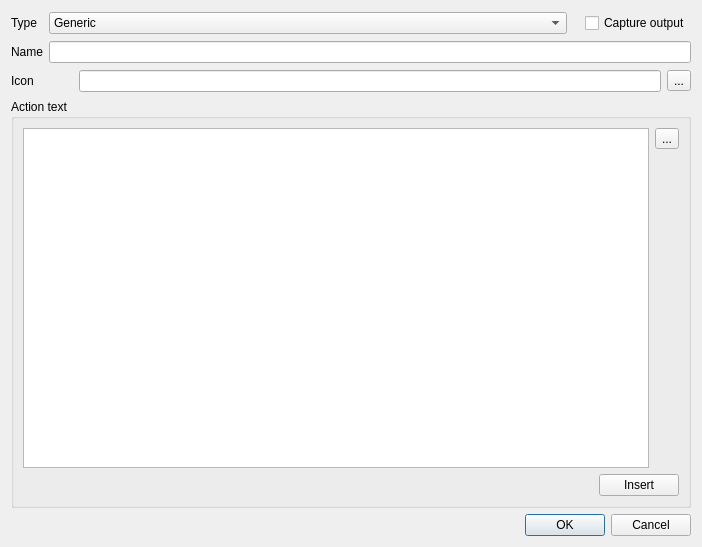
The window that src/ui/qgsattributeactionpropertiesdialogbase.ui (qgis/QGIS) describes before a commit, drawn with Qt 5.
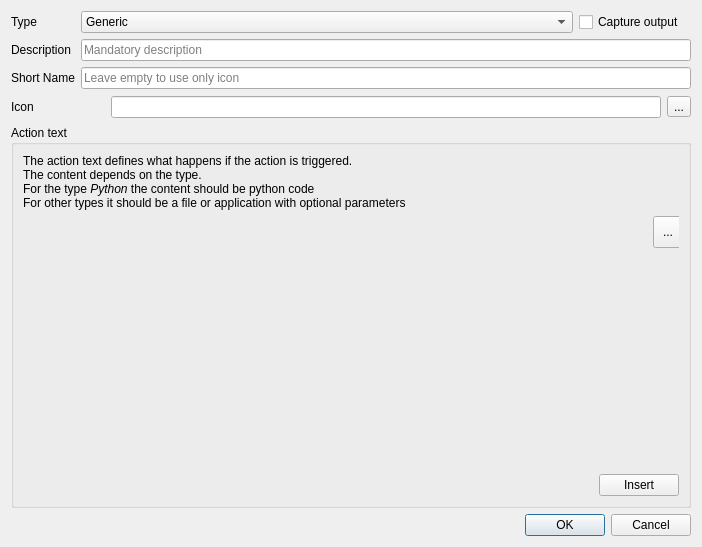
The same window after the commit. Icons and pictures are not drawn. Custom widgets are drawn as their Qt base class.

Commit message: Add new properties short name and show in attribute table to actions

```diff
--- a/src/ui/qgsattributeactionpropertiesdialogbase.ui
+++ b/src/ui/qgsattributeactionpropertiesdialogbase.ui
@@ -14,120 +14,7 @@
    <string>Form</string>
   </property>
   <layout class="QGridLayout" name="gridLayout_2">
-   <item row="0" column="0">
-    <widget class="QLabel" name="label">
-     <property name="text">
-      <string>Type</string>
-     </property>
-     <property name="buddy">
-      <cstring>mActionType</cstring>
-     </property>
-    </widget>
-   </item>
-   <item row="0" column="1">
-    <layout class="QHBoxLayout" name="horizontalLayout_4">
-     <item>
-      <widget class="QComboBox" name="mActionType">
-       <property name="sizePolicy">
-        <sizepolicy hsizetype="Expanding" vsizetype="Fixed">
-         <horstretch>0</horstretch>
-         <verstretch>0</verstretch>
-        </sizepolicy>
-       </property>
-       <item>
-        <property name="text">
-         <string>Generic</string>
-        </property>
-       </item>
-       <item>
-        <property name="text">
-         <string>Python</string>
-        </property>
-       </item>
-       <item>
-        <property name="text">
-         <string>Mac</string>
-        </property>
-       </item>
-       <item>
-        <property name="text">
-         <string>Windows</string>
-        </property>
-       </item>
-       <item>
-        <property name="text">
-         <string>Unix</string>
-        </property>
-       </item>
-       <item>
-        <property name="text">
-         <string>Open</string>
-        </property>
-       </item>
-      </widget>
-     </item>
-     <item>
-      <spacer name="horizontalSpacer_3">
-       <property name="orientation">
-        <enum>Qt::Horizontal</enum>
-       </property>
-       <property name="sizeType">
-        <enum>QSizePolicy::Fixed</enum>
-       </property>
-       <property name="sizeHint" stdset="0">
-        <size>
-         <width>12</width>
-         <height>24</height>
-        </size>
-       </property>
-      </spacer>
-     </item>
-     <item>
-      <widget class="QCheckBox" name="mCaptureOutput">
-       <property name="toolTip">
-        <string>Captures any output from the action</string>
-       </property>
-       <property name="whatsThis">
-        <string>Captures the standard output or error generated by the action and displays it in a dialog box</string>
-       </property>
-       <property name="text">
-        <string>Capture output</string>
-       </property>
-      </widget>
-     </item>
-    </layout>
-   </item>
-   <item row="1" column="0">
-    <widget class="QLabel" name="textLabel1">
-     <property name="whatsThis">
-      <string>Enter the name of an action here. The name should be unique (qgis will make it unique if necessary).</string>
-     </property>
-     <property name="text">
-      <string>Name</string>
-     </property>
-     <property name="buddy">
-      <cstring>mActionName</cstring>
-     </property>
-    </widget>
-   </item>
-   <item row="1" column="1">
-    <widget class="QLineEdit" name="mActionName">
-     <property name="toolTip">
-      <string>Enter the action name here</string>
-     </property>
-     <property name="whatsThis">
-      <string>Enter the name of an action here. The name should be unique (qgis will make it unique if necessary).</string>
-     </property>
-    </widget>
-   </item>
-   <item row="2" column="0">
-    <widget class="QLabel" name="label_2">
-     <property name="text">
-      <string>Icon</string>
-     </property>
-    </widget>
-   </item>
-   <item row="2" column="1">
+   <item row="3" column="1" colspan="3">
     <layout class="QHBoxLayout" name="horizontalLayout_5">
      <item>
       <widget class="QLabel" name="mIconPreview">
@@ -160,7 +47,7 @@
      </item>
     </layout>
    </item>
-   <item row="3" column="0" colspan="2">
+   <item row="4" column="0" colspan="4">
     <widget class="QGroupBox" name="mActionGroupBox">
      <property name="sizePolicy">
       <sizepolicy hsizetype="Preferred" vsizetype="Expanding">
@@ -197,55 +84,49 @@
       </item>
       <item row="0" column="0">
        <layout class="QGridLayout" name="gridLayout_4">
-        <item row="0" column="1">
-         <widget class="QToolButton" name="mBrowseButton">
-          <property name="toolTip">
-           <string>Browse for action</string>
-          </property>
-          <property name="statusTip">
-           <string>Click to browse for an action</string>
-          </property>
-          <property name="whatsThis">
-           <string>Clicking the button will let you select an application to use as the action</string>
-          </property>
-          <property name="text">
-           <string>...</string>
-          </property>
-          <property name="icon">
-           <iconset resource="../../images/images.qrc">
-            <normaloff>:/images/themes/default/mActionFileOpen.svg</normaloff>:/images/themes/default/mActionFileOpen.svg</iconset>
-          </property>
-         </widget>
-        </item>
-        <item row="1" column="1">
-         <spacer name="verticalSpacer_2">
-          <property name="orientation">
-           <enum>Qt::Vertical</enum>
-          </property>
-          <property name="sizeType">
-           <enum>QSizePolicy::Expanding</enum>
-          </property>
-          <property name="sizeHint" stdset="0">
-           <size>
-            <width>0</width>
-            <height>0</height>
-           </size>
-          </property>
-         </spacer>
-        </item>
-        <item row="0" column="0" rowspan="2">
-         <widget class="QPlainTextEdit" name="mActionText">
+        <item row="1" column="0">
+         <widget class="QgsCodeEditorPython" name="mActionText" native="true">
           <property name="sizePolicy">
-           <sizepolicy hsizetype="Expanding" vsizetype="Expanding">
+           <sizepolicy hsizetype="Preferred" vsizetype="MinimumExpanding">
             <horstretch>0</horstretch>
             <verstretch>0</verstretch>
            </sizepolicy>
           </property>
-          <property name="toolTip">
-           <string>Enter the action command here</string>
+          <widget class="QToolButton" name="mBrowseButton">
+           <property name="geometry">
+            <rect>
+             <x>630</x>
+             <y>0</y>
+             <width>30</width>
+             <height>32</height>
+            </rect>
+           </property>
+           <property name="toolTip">
+            <string>Browse for action</string>
+           </property>
+           <property name="statusTip">
+            <string>Click to browse for an action</string>
+           </property>
+           <property name="whatsThis">
+            <string>Clicking the button will let you select an application to use as the action</string>
+           </property>
+           <property name="text">
+            <string>...</string>
+           </property>
+           <property name="icon">
+            <iconset resource="../../images/images.qrc">
+             <normaloff>:/images/themes/default/mActionFileOpen.svg</normaloff>:/images/themes/default/mActionFileOpen.svg</iconset>
+           </property>
+          </widget>
+         </widget>
+        </item>
+        <item row="0" column="0">
+         <widget class="QLabel" name="label_4">
+          <property name="text">
+           <string>&lt;html&gt;&lt;head/&gt;&lt;body&gt;&lt;p&gt;The action text defines what happens if the action is triggered.&lt;br/&gt;The content depends on the type.&lt;br/&gt;For the type &lt;span style=&quot; font-style:italic;&quot;&gt;Python&lt;/span&gt; the content should be python code&lt;br/&gt;For other types it should be a file or application with optional parameters&lt;/p&gt;&lt;/body&gt;&lt;/html&gt;</string>
           </property>
-          <property name="whatsThis">
-           <string>Enter the action here. This can be any program, script or command that is available on your system. When the action is invoked any set of characters within [% and %] will be evaluated as expression and replaced by its result. Double quote marks group text into single arguments to the program, script or command. Double quotes will be ignored if prefixed with a backslash</string>
+          <property name="wordWrap">
+           <bool>true</bool>
           </property>
          </widget>
         </item>
@@ -254,13 +135,123 @@
      </layout>
     </widget>
    </item>
-   <item row="4" column="0" colspan="2">
+   <item row="0" column="0">
+    <widget class="QLabel" name="label">
+     <property name="text">
+      <string>Type</string>
+     </property>
+     <property name="buddy">
+      <cstring>mActionType</cstring>
+     </property>
+    </widget>
+   </item>
+   <item row="5" column="0" colspan="4">
     <widget class="QDialogButtonBox" name="mButtonBox">
      <property name="standardButtons">
       <set>QDialogButtonBox::Cancel|QDialogButtonBox::Ok</set>
      </property>
     </widget>
    </item>
+   <item row="1" column="0">
+    <widget class="QLabel" name="textLabel1">
+     <property name="whatsThis">
+      <string>Enter the name of an action here. The name should be unique (qgis will make it unique if necessary).</string>
+     </property>
+     <property name="text">
+      <string>Description</string>
+     </property>
+     <property name="buddy">
+      <cstring>mActionName</cstring>
+     </property>
+    </widget>
+   </item>
+   <item row="3" column="0">
+    <widget class="QLabel" name="label_2">
+     <property name="text">
+      <string>Icon</string>
+     </property>
+    </widget>
+   </item>
+   <item row="2" column="0">
+    <widget class="QLabel" name="label_3">
+     <property name="text">
+      <string>Short Name</string>
+     </property>
+    </widget>
+   </item>
+   <item row="0" column="1">
+    <widget class="QComboBox" name="mActionType">
+     <property name="sizePolicy">
+      <sizepolicy hsizetype="Expanding" vsizetype="Fixed">
+       <horstretch>0</horstretch>
+       <verstretch>0</verstretch>
+      </sizepolicy>
+     </property>
+     <item>
+      <property name="text">
+       <string>Generic</string>
+      </property>
+     </item>
+     <item>
+      <property name="text">
+       <string>Python</string>
+      </property>
+     </item>
+     <item>
+      <property name="text">
+       <string>Mac</string>
+      </property>
+     </item>
+     <item>
+      <property name="text">
+       <string>Windows</string>
+      </property>
+     </item>
+     <item>
+      <property name="text">
+       <string>Unix</string>
+      </property>
+     </item>
+     <item>
+      <property name="text">
+       <string>Open</string>
+      </property>
+     </item>
+    </widget>
+   </item>
+   <item row="0" column="2">
+    <widget class="QCheckBox" name="mCaptureOutput">
+     <property name="toolTip">
+      <string>Captures any output from the action</string>
+     </property>
+     <property name="whatsThis">
+      <string>Captures the standard output or error generated by the action and displays it in a dialog box</string>
+     </property>
+     <property name="text">
+      <string>Capture output</string>
+     </property>
+    </widget>
+   </item>
+   <item row="1" column="1" colspan="3">
+    <widget class="QLineEdit" name="mActionName">
+     <property name="toolTip">
+      <string>Enter the action name here</string>
+     </property>
+     <property name="whatsThis">
+      <string>Enter the name of an action here. The name should be unique (qgis will make it unique if necessary).</string>
+     </property>
+     <property name="placeholderText">
+      <string>Mandatory description</string>
+     </property>
+    </widget>
+   </item>
+   <item row="2" column="1" colspan="3">
+    <widget class="QLineEdit" name="mShortTitle">
+     <property name="placeholderText">
+      <string>Leave empty to use only icon</string>
+     </property>
+    </widget>
+   </item>
   </layout>
  </widget>
  <customwidgets>
@@ -270,6 +261,12 @@
    <header>qgsfieldexpressionwidget.h</header>
    <container>1</container>
   </customwidget>
+  <customwidget>
+   <class>QgsCodeEditorPython</class>
+   <extends>QWidget</extends>
+   <header>qgscodeeditorpython.h</header>
+   <container>1</container>
+  </customwidget>
  </customwidgets>
  <resources>
   <include location="../../images/images.qrc"/>
```
The commit also changes 14 other files.
